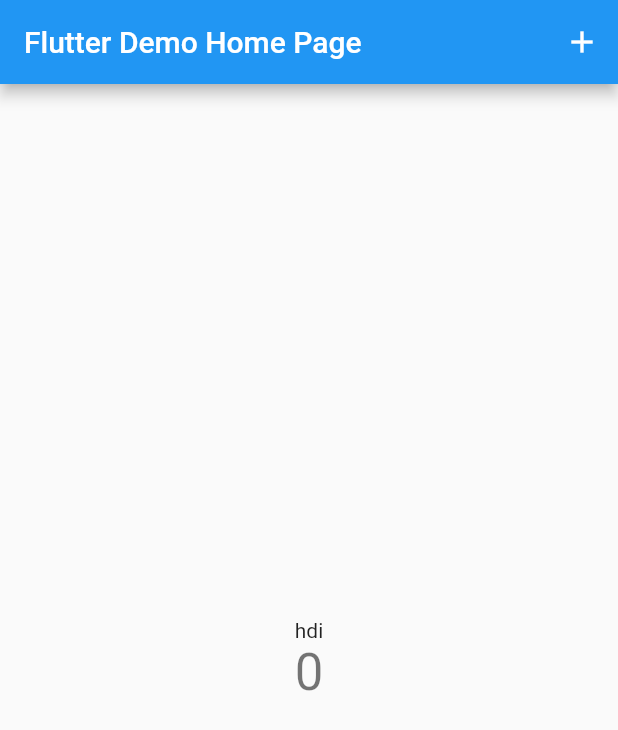
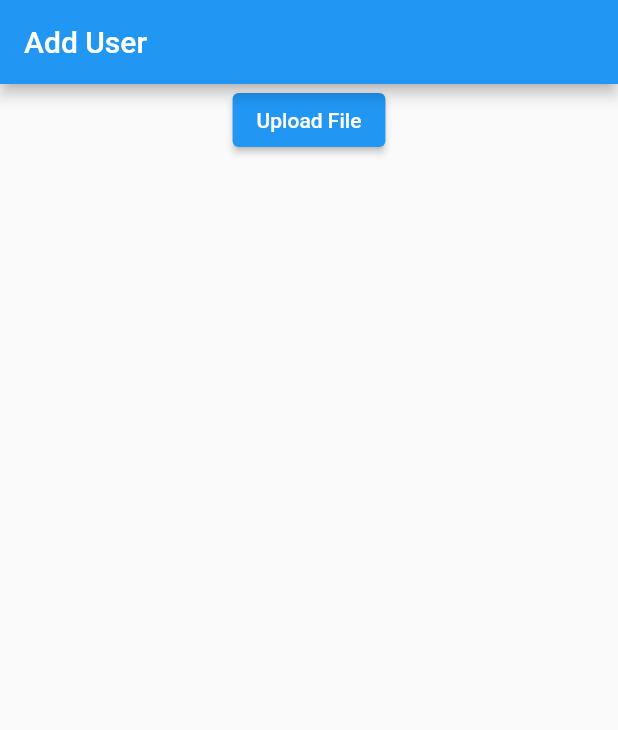
Before and after one commit to UmWooNeAh/FestivalMap, a Flutter app: the screen it shows after launch, on a phone screen of 412 x 824 dp. Shown: the top 730 px of the screen. Run offline on Flutter 3.47's test engine with Material 2 defaults, Android fonts, the phone set to English and light mode, and no system bars; our stand-ins replace cloud_firestore, file_picker, firebase_core, firebase_storage; accounts and stored records are empty.

Commit message:
Feat. FireStorage, Design. Example UI
FireStorage를 이용한 파일 업로드 기능추가, 추후 URL로 내려받기 기능 추가예정.
main.dart에 각 기능별 예제코드 작성

```diff
--- a/lib/class/FireService.dart
+++ b/lib/class/FireService.dart
@@ -35,6 +35,13 @@
     List<User> _result = _snapshot.docs.map((e) => User.fromJson(e.data())).toList();
     return _result;
   }
+
+  Stream<List<User>> readUsers() =>
+      FirebaseFirestore.instance.collection('User')
+          .snapshots()
+          .map((snapshot)=>snapshot.docs.map((doc)
+                =>User.fromJson(doc.data())).toList());
+
 
   Future<User> readUserByName(String name) async{
     //해당 이름의 유저 들고오기
--- /dev/null
+++ b/lib/class/FireStorage.dart
@@ -0,0 +1,32 @@
+import 'dart:io';
+import 'package:file_picker/file_picker.dart';
+import 'package:firebase_storage/firebase_storage.dart' as firebase_storage;
+import 'package:firebase_core/firebase_core.dart' as firebase_core;
+
+class FireStorage{
+  final firebase_storage.FirebaseStorage storage =
+      firebase_storage.FirebaseStorage.instance;
+
+  Future<String> selectFile() async{
+    PlatformFile? pickedFile;
+    final result = await FilePicker.platform.pickFiles(
+      allowMultiple: false,
+      type:FileType.custom,
+      allowedExtensions: ['png','jpg'],
+    );
+    if(result == null) return "";
+
+    final path = result.files.single.path!;
+    return path;
+  }
+
+  Future<void> uploadFile(String filePath) async{
+    File file = File(filePath);
+    try{
+      await storage.ref().putFile(file);
+    } on firebase_core.FirebaseException catch(e){
+      print(e);
+    }
+  }
+
+}
--- a/lib/class/class.dart
+++ b/lib/class/class.dart
@@ -11,7 +11,7 @@
       uName: json["uName"],
       sex: json["sex"],
       age: json["age"],
-      bookMark : json["bookMark"],
+      bookMark : List<String>.from(json["bookMark"]),
     );
   }
   Map<String, dynamic> toJson() => {
--- a/lib/main.dart
+++ b/lib/main.dart
@@ -1,6 +1,8 @@
+import 'package:festivalmap/class/FireStorage.dart';
 import 'package:festivalmap/firebase_options.dart';
 import 'package:firebase_core/firebase_core.dart';
 import 'package:flutter/material.dart';
+import 'package:file_picker/file_picker.dart';
 import 'dart:developer';
 import 'class/class.dart';
 import 'class/FireService.dart';
@@ -17,8 +19,8 @@
 
 class MyApp extends StatelessWidget {
   const MyApp({super.key});
-
-  // This widget is the root of your application.
+  // This widget is the
+  // root of your application.
   @override
   Widget build(BuildContext context) {
     return MaterialApp(
@@ -59,55 +61,84 @@
 }
 
 class _MyHomePageState extends State<MyHomePage> {
-  int _counter = 0;
+  final controllerName = TextEditingController();
+  final controllerAge = TextEditingController();
 
-  void _incrementCounter() {
-    setState(() {
-      // This call to setState tells the Flutter framework that something has
-      // changed in this State, which causes it to rerun the build method below
-      // so that the display can reflect the updated values. If we changed
-      // _counter without calling setState(), then the build method would not be
-      // called again, and so nothing would appear to happen.
-      _counter++;
-    });
-  }
+  Widget buildUser(User user) => ListTile(
+    leading:CircleAvatar(child:Text('${user.age}')),
+    title:Text(user.uName),
+    subtitle:Text(user.bookMark.toString()),
+  );
 
   @override
-  Widget build(BuildContext context) {
-    final controller = TextEditingController();
-    return Scaffold(
-      appBar: AppBar(
+  Widget build(BuildContext context) => Scaffold(
+    appBar: AppBar(
+     title: Text('Add User'),
 
-        title: Text(widget.title),
-        actions: [
-          IconButton(
-            icon : const Icon(Icons.add),
-            onPressed: () {
-              FireService().readUserByName('admin');
-              User user = User("Test",false,100);
-              FireService().createUser(user);
-            },
-          ),
-        ],
+    ),
+    body:Column( //사진 추가 예제
+      children: [
+        Center(
+          child: ElevatedButton(
+            onPressed: (){
+              List<String> file;
+              FireStorage().selectFile().then((String path){
+                FireStorage().uploadFile(path).then((value)=>print('Done'));
+              });
+              },
+            child:Text('Upload File'),
+          )
+        )
+      ],
+    )
+    /*ListView( //Create 예제
+       padding:EdgeInsets.all(16),
+       children: <Widget>[
+       TextField(
+         controller : controllerName,
+         decoration: decoration('Name'),
+       ),
+       const SizedBox(height:24),
+       TextField(
+         controller: controllerAge,
+         decoration: decoration('Age'),
+         keyboardType: TextInputType.number,
 
-      ),
-      body: Center(
+       ),
+       const SizedBox(height:32),
+       ElevatedButton(
+         child: Text('Create'),
+         onPressed: () {
+           List<String> a = ["ab","bb","cc"];
+           final user = User(
+             uName : controllerName.text,
+             age: int.parse(controllerAge.text),
+             bookMark : a,
+             sex : false,
+           );
+           print(FireService().readAllUsers());
+           Navigator.pop(context);
+         },
+       ),*/
+      /* //Read 예제
+       FutureBuilder<User>(
+         future: FireService().readUserByName('Park'),
+         builder:(context,snapshot){
+           if(snapshot.hasData){
+             final users = snapshot.data!;
+             return buildUser(users);
+           }
+           else{
+             return Center(child:CircularProgressIndicator());
+           }
+         }),
+       */
 
-        child: Column(
 
-          mainAxisAlignment: MainAxisAlignment.center,
-          children: <Widget>[
-            const Text(
-              'hdi',
-            ),
-            Text(
-              '$_counter',
-              style: Theme.of(context).textTheme.headlineMedium,
-            ),
-          ],
-        ),
-      ),
-       // This trailing comma makes auto-formatting nicer for build methods.
-    );
-  }
+  );
+
+  InputDecoration decoration(String label) => InputDecoration(
+    labelText: label,
+    border: OutlineInputBorder(),
+  );
 }
--- a/pubspec.yaml
+++ b/pubspec.yaml
@@ -39,7 +39,7 @@
   firebase_core: 2.10.0
   get: 4.6.5
   cloud_firestore: 4.5.2
-
+  file_picker: 5.2.11
 dev_dependencies:
   flutter_test:
     sdk: flutter
```
Also changed, not shown: pubspec.lock.
